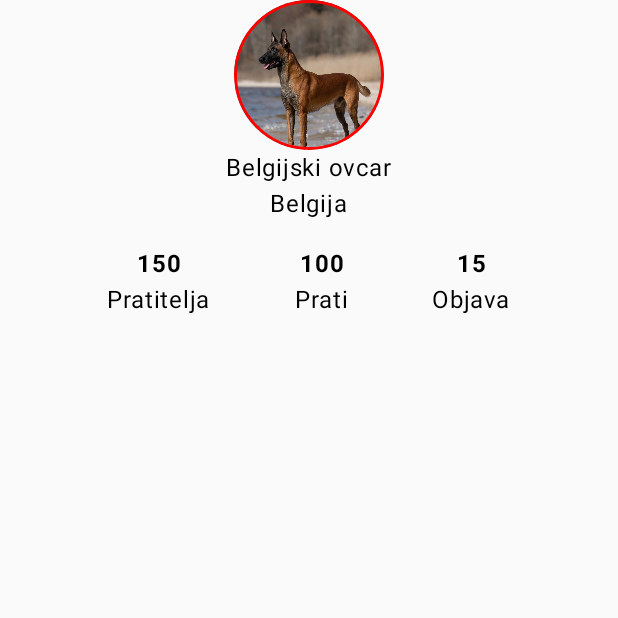
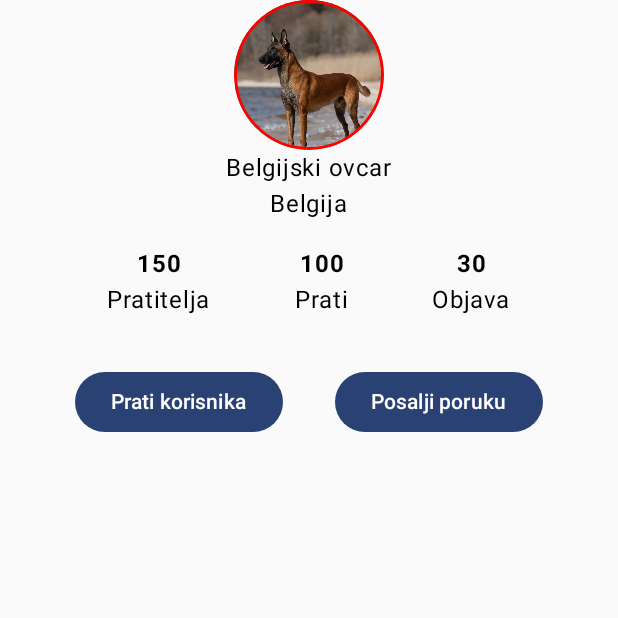
Before and after one commit to pklaric22/DogProfilePage---Android---Jetpack-Compose, an Android app built with Jetpack Compose: the screen it shows after launch (MainActivity), on a phone screen of 412 x 824 dp, the top half of it. Run offline under Robolectric (Android 15) with nearby library versions, the phone set to English and light mode, and no system bars.

Commit message:
Finished design of progile

```diff
--- a/app/build.gradle.kts
+++ b/app/build.gradle.kts
@@ -49,6 +49,7 @@ dependencies {
     implementation(libs.androidx.ui.graphics)
     implementation(libs.androidx.ui.tooling.preview)
     implementation(libs.androidx.material3)
+    implementation(libs.androidx.benchmark.baseline.profile.gradle.plugin)
     testImplementation(libs.junit)
     androidTestImplementation(libs.androidx.junit)
     androidTestImplementation(libs.androidx.espresso.core)
--- a/app/src/main/java/com/example/dogprofilepage/ProflePage.kt
+++ b/app/src/main/java/com/example/dogprofilepage/ProflePage.kt
@@ -12,6 +12,7 @@ import androidx.compose.foundation.layout.fillMaxWidth
 import androidx.compose.foundation.layout.padding
 import androidx.compose.foundation.layout.size
 import androidx.compose.foundation.shape.CircleShape
+import androidx.compose.material3.Button
 import androidx.compose.material3.Text
 import androidx.compose.runtime.Composable
 import androidx.compose.ui.Alignment
@@ -47,36 +48,42 @@ fun ProfilePage() {
         Text(text = "Belgijski ovcar")
         Text(text = "Belgija")
 
-        Row (
+        Row(
             horizontalArrangement = Arrangement.SpaceEvenly,
             modifier = Modifier.fillMaxWidth().padding(16.dp)
-        ){
-            Column (
-                horizontalAlignment = Alignment.CenterHorizontally
-            ){
-                Text(text = "150", fontWeight = FontWeight.Bold)
-                Text(text = "Pratitelja")
+        ) {
+            ProfileStats("150", "Pratitelja")
+            ProfileStats("100", "Prati")
+            ProfileStats("30", "Objava")
+
+        }
+
+        Row(
+            horizontalArrangement = Arrangement.SpaceEvenly,
+            modifier = Modifier.fillMaxWidth().padding(16.dp)
+        ) {
+            Button(onClick = { /*TODO*/ } ){
+                Text(text = "Prati korisnika")
             }
 
-            Column (
-                horizontalAlignment = Alignment.CenterHorizontally
-            ){
-                Text(text = "100", fontWeight = FontWeight.Bold)
-                Text(text = "Prati")
+            Button(onClick = {/*TODO*/}) {
+                Text(text = "Posalji poruku")
             }
 
-            Column (
-                horizontalAlignment = Alignment.CenterHorizontally
-            ){
-                Text(text = "15", fontWeight = FontWeight.Bold)
-                Text(text = "Objava")
-            }
         }
 
     }
 }
 
-
+@Composable
+fun ProfileStats(count: String, title:String){
+    Column (
+        horizontalAlignment = Alignment.CenterHorizontally
+    ){
+        Text(text = count, fontWeight = FontWeight.Bold)
+        Text(text = title)
+    }
+}
 
 @Preview(showBackground = true)
 @Composable
--- a/gradle/libs.versions.toml
+++ b/gradle/libs.versions.toml
@@ -8,6 +8,7 @@ espressoCore = "3.6.1"
 lifecycleRuntimeKtx = "2.6.1"
 activityCompose = "1.8.0"
 composeBom = "2024.09.00"
+benchmarkBaselineProfileGradlePlugin = "1.3.3"
 
 [libraries]
 androidx-core-ktx = { group = "androidx.core", name = "core-ktx", version.ref = "coreKtx" }
@@ -24,6 +25,7 @@ androidx-ui-tooling-preview = { group = "androidx.compose.ui", name = "ui-toolin
 androidx-ui-test-manifest = { group = "androidx.compose.ui", name = "ui-test-manifest" }
 androidx-ui-test-junit4 = { group = "androidx.compose.ui", name = "ui-test-junit4" }
 androidx-material3 = { group = "androidx.compose.material3", name = "material3" }
+androidx-benchmark-baseline-profile-gradle-plugin = { group = "androidx.benchmark", name = "benchmark-baseline-profile-gradle-plugin", version.ref = "benchmarkBaselineProfileGradlePlugin" }
 
 [plugins]
 android-application = { id = "com.android.application", version.ref = "agp" }
```
